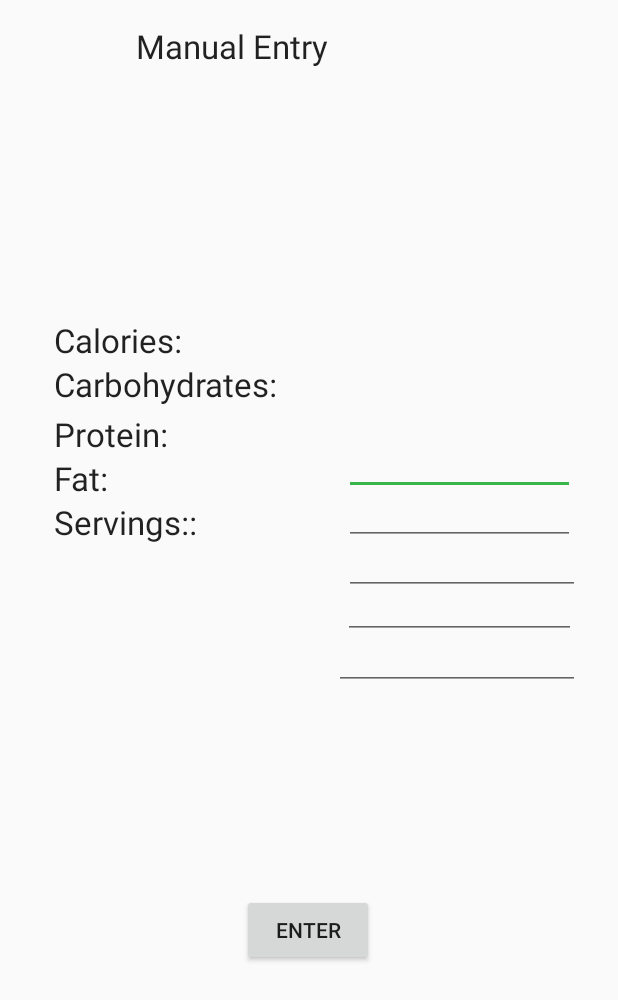
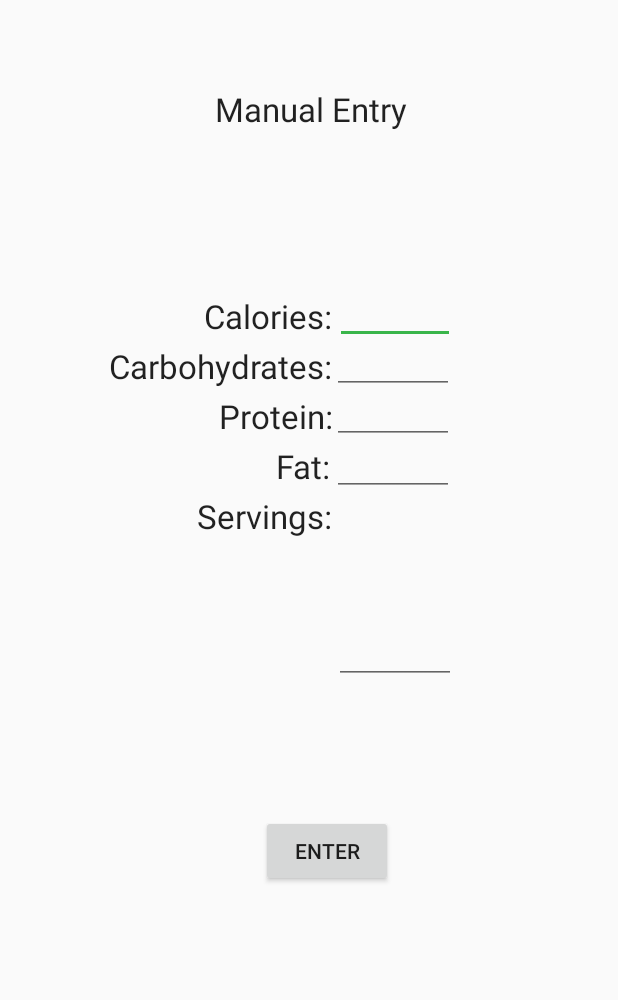
Before and after one commit to lkaicher/HealthHack2020, an Android app: the layout activity_newuser.xml on its own in the app's theme, with its tools: preview values and no code run, on a phone screen of 412 x 824 dp. Shown: the top 1000 px of the screen. Run offline under Robolectric (Android 15) with nearby library versions, the phone set to English and light mode, and no system bars.

Commit message:
Made manual input menu

```diff
--- a/app/src/main/res/layout/activity_newuser.xml
+++ b/app/src/main/res/layout/activity_newuser.xml
@@ -6,39 +6,40 @@
     android:layout_width="match_parent"
     android:layout_height="match_parent">
 
+    z
+
     <com.google.android.material.textfield.TextInputEditText
         android:id="@+id/textInputEditText2"
-        android:layout_width="154dp"
-        android:layout_height="29dp"
-        android:layout_marginStart="64dp"
-        android:layout_marginLeft="64dp"
-        android:layout_marginTop="212dp"
-        android:layout_marginBottom="1dp"
-        app:layout_constraintBottom_toTopOf="@+id/textInputEditText"
+        android:layout_width="80dp"
+        android:layout_height="33dp"
+        android:layout_marginTop="196dp"
         app:layout_constraintEnd_toEndOf="parent"
-        app:layout_constraintHorizontal_bias="0.0"
+        app:layout_constraintHorizontal_bias="0.018"
         app:layout_constraintStart_toEndOf="@+id/textView5"
-        app:layout_constraintTop_toTopOf="parent"
-        app:layout_constraintVertical_bias="1.0" />
+        app:layout_constraintTop_toTopOf="parent" />
 
     <com.google.android.material.textfield.TextInputEditText
         android:id="@+id/textInputEditText"
-        android:layout_width="154dp"
-        android:layout_height="32dp"
-        app:layout_constraintBottom_toTopOf="@+id/textInputEditText5"
+        android:layout_width="81dp"
+        android:layout_height="33dp"
         app:layout_constraintEnd_toEndOf="parent"
-        app:layout_constraintHorizontal_bias="0.222"
-        app:layout_constraintStart_toEndOf="@+id/textView4" />
+        app:layout_constraintHorizontal_bias="0.0"
+        app:layout_constraintStart_toEndOf="@+id/textView4"
+        app:layout_constraintTop_toBottomOf="@+id/textInputEditText2" />
 
-    z<TextView
+    <TextView
         android:id="@+id/textView3"
         android:layout_width="230dp"
-        android:layout_height="0dp"
-        android:layout_marginTop="16dp"
+
+        android:layout_height="33dp"
+        android:layout_marginTop="56dp"
+        android:gravity="center"
         android:text="Manual Entry"
+
+        android:textAlignment="gravity"
         android:textAppearance="@style/TextAppearance.AppCompat.Large"
         app:layout_constraintEnd_toEndOf="parent"
-        app:layout_constraintHorizontal_bias="0.497"
+        app:layout_constraintHorizontal_bias="0.508"
         app:layout_constraintStart_toStartOf="parent"
         app:layout_constraintTop_toTopOf="parent" />
 
@@ -48,18 +49,23 @@
         android:layout_height="33dp"
         android:layout_marginStart="36dp"
         android:layout_marginLeft="36dp"
+        android:gravity="right"
         android:text="Carbohydrates:"
+        android:textAlignment="gravity"
         android:textAppearance="@style/TextAppearance.AppCompat.Large"
         app:layout_constraintStart_toStartOf="parent"
         app:layout_constraintTop_toBottomOf="@+id/textView5" />
 
+
     <TextView
         android:id="@+id/textView8"
         android:layout_width="129dp"
-        android:layout_height="0dp"
-        android:layout_marginStart="36dp"
-        android:layout_marginLeft="36dp"
-        android:text="Servings::"
+        android:layout_height="33dp"
+        android:layout_marginStart="92dp"
+        android:layout_marginLeft="92dp"
+        android:gravity="right"
+        android:text="Servings:"
+        android:textAlignment="gravity"
         android:textAppearance="@style/TextAppearance.AppCompat.Large"
         app:layout_constraintStart_toStartOf="parent"
         app:layout_constraintTop_toBottomOf="@+id/textView7" />
@@ -67,10 +73,12 @@
     <TextView
         android:id="@+id/textView6"
         android:layout_width="129dp"
-        android:layout_height="0dp"
-        android:layout_marginStart="36dp"
-        android:layout_marginLeft="36dp"
+        android:layout_height="33dp"
+        android:layout_marginStart="92dp"
+        android:layout_marginLeft="92dp"
+        android:gravity="right"
         android:text="Protein:"
+        android:textAlignment="gravity"
         android:textAppearance="@style/TextAppearance.AppCompat.Large"
         app:layout_constraintStart_toStartOf="parent"
         app:layout_constraintTop_toBottomOf="@+id/textView4" />
@@ -78,10 +86,12 @@
     <TextView
         android:id="@+id/textView7"
         android:layout_width="132dp"
-        android:layout_height="0dp"
-        android:layout_marginStart="36dp"
-        android:layout_marginLeft="36dp"
+        android:layout_height="33dp"
+        android:layout_marginStart="88dp"
+        android:layout_marginLeft="88dp"
+        android:gravity="right"
         android:text="Fat:"
+        android:textAlignment="gravity"
         android:textAppearance="@style/TextAppearance.AppCompat.Large"
         app:layout_constraintStart_toStartOf="parent"
         app:layout_constraintTop_toBottomOf="@+id/textView6" />
@@ -89,46 +99,53 @@
     <TextView
         android:id="@+id/textView5"
         android:layout_width="129dp"
-        android:layout_height="0dp"
-        android:layout_marginStart="36dp"
-        android:layout_marginLeft="36dp"
-        android:layout_marginTop="212dp"
+        android:layout_height="33dp"
+        android:layout_marginStart="92dp"
+        android:layout_marginLeft="92dp"
+        android:layout_marginTop="196dp"
+        android:gravity="right"
         android:text="Calories:"
+        android:textAlignment="gravity"
         android:textAppearance="@style/TextAppearance.AppCompat.Large"
         app:layout_constraintStart_toStartOf="parent"
         app:layout_constraintTop_toTopOf="parent" />
 
     <com.google.android.material.textfield.TextInputEditText
         android:id="@+id/textInputEditText5"
-        android:layout_width="157dp"
+        android:layout_width="81dp"
         android:layout_height="33dp"
-        android:layout_marginBottom="28dp"
-        app:layout_constraintBottom_toTopOf="@+id/textInputEditText4"
         app:layout_constraintEnd_toEndOf="parent"
-        app:layout_constraintHorizontal_bias="0.719"
-        app:layout_constraintStart_toEndOf="@+id/textView6" />
+        app:layout_constraintHorizontal_bias="0.0"
+        app:layout_constraintStart_toEndOf="@+id/textView6"
+        app:layout_constraintTop_toBottomOf="@+id/textInputEditText" />
 
     <com.google.android.material.textfield.TextInputEditText
         android:id="@+id/textInputEditText3"
-        android:layout_width="155dp"
-        android:layout_height="31dp"
+
+        android:layout_width="81dp"
+        android:layout_height="33dp"
+        android:layout_marginStart="1dp"
+        android:layout_marginLeft="1dp"
+        android:layout_marginTop="1dp"
         app:layout_constraintBottom_toTopOf="@+id/textInputEditText4"
         app:layout_constraintEnd_toEndOf="parent"
-        app:layout_constraintHorizontal_bias="0.681"
+        app:layout_constraintHorizontal_bias="0.0"
         app:layout_constraintStart_toEndOf="@+id/textView7"
         app:layout_constraintTop_toBottomOf="@+id/textInputEditText5"
-        app:layout_constraintVertical_bias="0.666" />
+        app:layout_constraintVertical_bias="0.0" />
 
     <com.google.android.material.textfield.TextInputEditText
         android:id="@+id/textInputEditText4"
-        android:layout_width="164dp"
-        android:layout_height="35dp"
-        android:layout_marginEnd="16dp"
-        android:layout_marginRight="16dp"
-        android:layout_marginBottom="364dp"
+        android:layout_width="81dp"
+        android:layout_height="33dp"
+        android:layout_marginStart="1dp"
+        android:layout_marginLeft="1dp"
+        android:layout_marginEnd="108dp"
+        android:layout_marginRight="108dp"
+        android:layout_marginBottom="368dp"
         app:layout_constraintBottom_toBottomOf="parent"
         app:layout_constraintEnd_toEndOf="parent"
-        app:layout_constraintHorizontal_bias="0.863"
+        app:layout_constraintHorizontal_bias="0.0"
         app:layout_constraintStart_toEndOf="@+id/textView8" />
 
     <Button
@@ -139,8 +156,8 @@
         android:text="Enter"
         app:layout_constraintBottom_toBottomOf="parent"
         app:layout_constraintEnd_toEndOf="parent"
-        app:layout_constraintHorizontal_bias="0.498"
+        app:layout_constraintHorizontal_bias="0.538"
         app:layout_constraintStart_toStartOf="parent"
         app:layout_constraintTop_toTopOf="@+id/textView3"
-        app:layout_constraintVertical_bias="1.0" />
+        app:layout_constraintVertical_bias="0.903" />
 </androidx.constraintlayout.widget.ConstraintLayout>
--- a/app/src/main/res/values/styles.xml
+++ b/app/src/main/res/values/styles.xml
@@ -6,6 +6,7 @@
         <item name="colorPrimary">@color/colorPrimary</item>
         <item name="colorPrimaryDark">@color/colorPrimaryDark</item>
         <item name="colorAccent">@color/colorAccent</item>
+
     </style>
     <style name="AppTheme.NoActionBar">
         <item name="windowActionBar">false</item>
```
